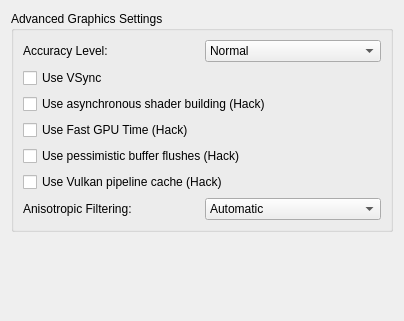
First picture: the form in src/yuzu/configuration/configure_graphics_advanced.ui, repository rorrim-rorrim/eden-alt, before the edit.
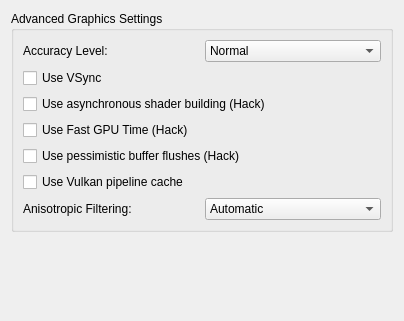
Second picture: the form after the edit.

Commit message: config: Better wording for VK pipeline cache option and enable by default

Patch:
```diff
--- a/src/yuzu/configuration/configure_graphics_advanced.ui
+++ b/src/yuzu/configuration/configure_graphics_advanced.ui
@@ -115,7 +115,7 @@
             <string>Enables GPU vendor-specific pipeline cache. This option can improve shader loading time significantly in cases where the Vulkan driver does not store pipeline cache files automatically.</string>
           </property>
           <property name="text">
-           <string>Use Vulkan pipeline cache (Hack)</string>
+           <string>Use Vulkan pipeline cache</string>
           </property>
          </widget>
         </item>
```
Left out of the diff: 2 changed lines with no effect on the pictures. The commit also changes 1 other file.
